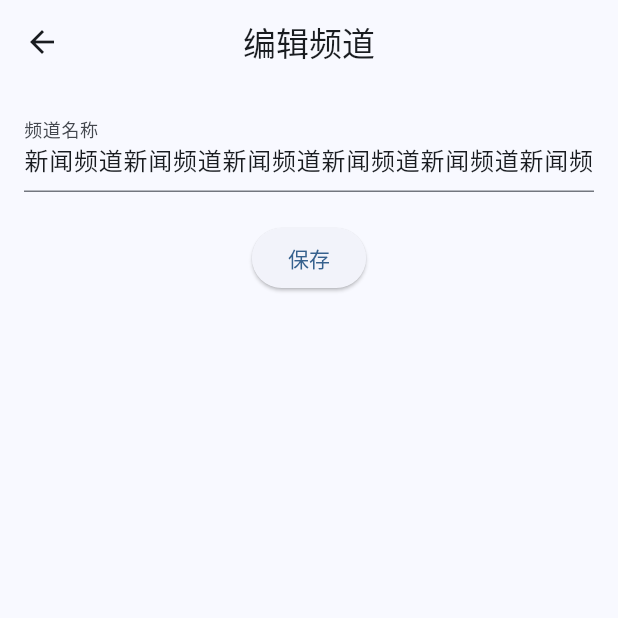
After one commit to jifengg/woniu_creative, a Flutter app: the ChannelListPage screen opened directly, after a tap on the "edit" icon, on a phone screen of 412 x 824 dp, the top half of it. The commit adds this screen. Run offline on Flutter 3.47's test engine with Material 3 defaults, Android fonts, the phone set to English and light mode, and no system bars; our stand-ins replace device_info_plus, dio, logger, qr_flutter, shared_preferences, video_player; missing offline and left inert: flutter_inappwebview, video_player_media_kit; accounts and stored records are empty.

Commit message:
增加频道管理和设备管理

```diff
--- a/lib/pages/admin/admin_dashboard_page.dart
+++ b/lib/pages/admin/admin_dashboard_page.dart
@@ -1,3 +1,5 @@
+import 'dart:math';
+
 import 'package:flutter/material.dart';
 import 'package:woniu_creative/widgets/state_extension.dart';
 
@@ -6,13 +8,17 @@ class DashboardPage extends StatelessWidget {
 
   @override
   Widget build(BuildContext context) {
+    return LayoutBuilder(
+      builder: (context, constraints) {
+        var count = (constraints.maxWidth / 180).floor();
+        count = max(1, min(count, context.isPC ? 4 : 3));
         return Padding(
           padding: const EdgeInsets.all(16.0),
           child: Column(
             crossAxisAlignment: CrossAxisAlignment.start,
             children: [
               GridView.count(
-            crossAxisCount: context.isPC ? 3 : 2,
+                crossAxisCount: count,
                 shrinkWrap: true,
                 mainAxisSpacing: 16,
                 crossAxisSpacing: 16,
@@ -22,7 +28,8 @@ class DashboardPage extends StatelessWidget {
                     context,
                     title: '设备注册',
                     icon: Icons.qr_code,
-                onTap: () => Navigator.pushNamed(context, '/device/register'),
+                    onTap:
+                        () => Navigator.pushNamed(context, '/device/register'),
                   ),
                   _buildFeatureCard(
                     context,
@@ -30,10 +37,18 @@ class DashboardPage extends StatelessWidget {
                     icon: Icons.people,
                     onTap: () => Navigator.pushNamed(context, '/roles-1'),
                   ),
+                  _buildFeatureCard(
+                    context,
+                    title: '频道管理',
+                    icon: Icons.list,
+                    onTap: () => Navigator.pushNamed(context, '/channel/list'),
+                  ),
                 ],
               ),
             ],
           ),
+        );
+      },
     );
   }
 
--- a/lib/pages/admin/admin_home_page.dart
+++ b/lib/pages/admin/admin_home_page.dart
@@ -2,6 +2,7 @@ import 'dart:async';
 
 import 'package:flutter/material.dart';
 import 'package:woniu_creative/pages/admin/admin_dashboard_page.dart';
+import 'package:woniu_creative/pages/admin/channel_list_page.dart';
 import 'package:woniu_creative/pages/admin/device_register_page.dart';
 import 'package:woniu_creative/widgets/state_extension.dart';
 import 'package:provider/provider.dart';
@@ -41,6 +42,13 @@ class _AdminHomePageState extends State<AdminHomePage> {
       ],
     ),
     MenuItem(
+      title: '频道管理',
+      icon: Icons.devices,
+      children: [
+        MenuItem(title: '频道列表', route: '/channel/list', icon: Icons.list),
+      ],
+    ),
+    MenuItem(
       title: '系统设置',
       icon: Icons.settings,
       children: [
@@ -57,6 +65,7 @@ class _AdminHomePageState extends State<AdminHomePage> {
     '/settings/basic': (context) => BasicSettingsPage(),
     '/settings/advanced': (context) => AdvancedSettingsPage(),
     '/device/register': (context) => const DeviceRegisterPage(),
+    '/channel/list': (context) => const ChannelListPage(),
   };
 
   /// 将菜单的树结构反转，能通过叶子节点快速找到所有父节点
@@ -143,6 +152,7 @@ class _AdminHomePageState extends State<AdminHomePage> {
 
   Widget _buildNavMenu() {
     return Drawer(
+      width: 222,
       child: ListView(
         padding: EdgeInsets.zero,
         children: [
--- /dev/null
+++ b/lib/pages/admin/channel_edit_page.dart
@@ -0,0 +1,60 @@
+import 'package:flutter/material.dart';
+import 'package:woniu_creative/models/models.dart';
+
+/// 频道编辑页面
+class ChannelEditPage extends StatefulWidget {
+  final Channel? channel;
+
+  const ChannelEditPage({super.key, this.channel});
+
+  @override
+  State<ChannelEditPage> createState() => _ChannelEditPageState();
+}
+
+class _ChannelEditPageState extends State<ChannelEditPage> {
+  final _formKey = GlobalKey<FormState>();
+  late TextEditingController _nameController;
+
+  @override
+  void initState() {
+    super.initState();
+    _nameController = TextEditingController(
+      text: widget.channel?.channelName ?? '',
+    );
+  }
+
+  void _save() {
+    if (_formKey.currentState!.validate()) {
+      // 模拟保存操作
+      final newChannel = Channel(
+        id: widget.channel?.id ?? DateTime.now().microsecondsSinceEpoch,
+        channelName: _nameController.text,
+      );
+      Navigator.pop(context, newChannel);
+    }
+  }
+
+  @override
+  Widget build(BuildContext context) {
+    return Scaffold(
+      appBar: AppBar(title: Text(widget.channel == null ? '新建频道' : '编辑频道')),
+      body: Padding(
+        padding: const EdgeInsets.all(16.0),
+        child: Form(
+          key: _formKey,
+          child: Column(
+            children: [
+              TextFormField(
+                controller: _nameController,
+                decoration: InputDecoration(labelText: '频道名称'),
+                validator: (value) => value!.isEmpty ? '请输入频道名称' : null,
+              ),
+              SizedBox(height: 20),
+              ElevatedButton(onPressed: _save, child: Text('保存')),
+            ],
+          ),
+        ),
+      ),
+    );
+  }
+}
--- /dev/null
+++ b/lib/pages/admin/channel_list_page.dart
@@ -0,0 +1,192 @@
+import 'package:flutter/material.dart';
+import 'package:woniu_creative/models/models.dart';
+import 'package:woniu_creative/widgets/state_extension.dart';
+
+import 'channel_devices_page.dart';
+import 'channel_edit_page.dart';
+
+class ChannelListPage extends StatefulWidget {
+  const ChannelListPage({super.key});
+
+  @override
+  State<ChannelListPage> createState() => _ChannelListPageState();
+}
+
+class _ChannelListPageState extends State<ChannelListPage> with AutomaticKeepAliveClientMixin {
+  List<Channel> _channels = [];
+  bool _isLoading = false;
+
+  @override
+  void initState() {
+    super.initState();
+    _loadChannels();
+  }
+
+  Future<void> _loadChannels() async {
+    setState(() => _isLoading = true);
+    try {
+      // 模拟API请求
+      await Future.delayed(Duration(seconds: 1));
+      _channels = [
+        Channel(id: 1, channelName: '新闻频道' * 7),
+        Channel(id: 2, channelName: '娱乐频道'),
+      ];
+      for (var i = 0; i < 4; i++) {
+        _channels += _channels;
+      }
+    } finally {
+      setState(() => _isLoading = false);
+    }
+  }
+
+  void _navigateToEdit([Channel? channel]) {
+    Navigator.of(context)
+        .push(
+          MaterialPageRoute(
+            builder: (context) => ChannelEditPage(channel: channel),
+          ),
+        )
+        .then((_) => _loadChannels());
+  }
+
+  void _viewDevices(int channelId) {
+    Navigator.of(context).push(
+      MaterialPageRoute(
+        builder: (context) => ChannelDevicesPage(channelId: channelId),
+      ),
+    );
+  }
+
+  @override
+  Widget build(BuildContext context) {
+    super.build(context);
+    return Scaffold(
+      appBar: isPC ? null : AppBar(title: Text('频道管理')),
+      body: Column(
+        crossAxisAlignment: CrossAxisAlignment.start,
+        children: [
+          if (isPC)
+            Padding(padding: const EdgeInsets.all(18.0), child: _buildHeader()),
+          Expanded(
+            child:
+                _isLoading
+                    ? Center(child: CircularProgressIndicator())
+                    : isPC
+                    ? _buildPCLayout()
+                    : _buildMobileLayout(),
+          ),
+        ],
+      ),
+      floatingActionButton:
+          !isPC
+              ? FloatingActionButton(
+                onPressed: () => _navigateToEdit(),
+                child: Icon(Icons.add),
+              )
+              : null,
+    );
+  }
+
+  Widget _buildHeader() {
+    return Wrap(
+      children: [
+        ElevatedButton.icon(
+          onPressed: () => _navigateToEdit(),
+          icon: Icon(Icons.add),
+          label: Text('新建频道'),
+        ),
+      ],
+    );
+  }
+
+  Widget _buildPCLayout() {
+    return SingleChildScrollView(
+      child: DataTable(
+        columns: [
+          DataColumn(label: Text('ID'), numeric: true),
+          DataColumn(
+            label: Text('频道名称'),
+            columnWidth: FlexColumnWidth(),
+            onSort: (index, ascending) {},
+          ),
+          DataColumn(label: Text('操作')),
+        ],
+        rows:
+            _channels
+                .map(
+                  (channel) => DataRow(
+                    cells: [
+                      DataCell(Text(channel.id.toString())),
+                      DataCell(
+                        Text(
+                          channel.channelName,
+                          overflow: TextOverflow.ellipsis,
+                          maxLines: 2,
+                        ),
+                      ),
+                      DataCell(_buildOperButtons(channel)),
+                    ],
+                  ),
+                )
+                .toList(),
+      ),
+    );
+  }
+
+  Widget _buildMobileLayout() {
+    return ListView.builder(
+      itemCount: _channels.length,
+      itemBuilder: (context, index) {
+        final channel = _channels[index];
+        return Card(
+          margin: EdgeInsets.all(8),
+          child: ListTile(
+            title: Text(
+              channel.channelName,
+              maxLines: 3,
+              overflow: TextOverflow.ellipsis,
+            ),
+            subtitle: Text('ID: ${channel.id}'),
+            trailing: _buildOperButtons(channel),
+          ),
+        );
+      },
+    );
+  }
+
+  /// 操作按钮组
+  Widget _buildOperButtons(Channel channel) {
+    return Row(
+      mainAxisSize: MainAxisSize.min,
+      children: [
+        IconButton(
+          icon: Icon(Icons.devices),
+          tooltip: '设备列表',
+          onPressed: () => _viewDevices(channel.id!),
+        ),
+        IconButton(
+          icon: Icon(Icons.play_circle_outline),
+          tooltip: '节目管理',
+          onPressed: () => _viewDevices(channel.id!),
+        ),
+        IconButton(
+          icon: Icon(Icons.edit_outlined),
+          tooltip: '编辑',
+          onPressed: () => _navigateToEdit(channel),
+        ),
+        IconButton(
+          icon: Icon(Icons.delete_outlined, color: Colors.red),
+          tooltip: '删除',
+          onPressed: () => _deleteChannel(channel.id!),
+        ),
+      ],
+    );
+  }
+
+  void _deleteChannel(int channelId) async {
+    setState(() => _channels.removeWhere((c) => c.id == channelId));
+  }
+
+  @override
+  bool get wantKeepAlive => true;
+}
--- a/lib/pages/admin/device_register_page.dart
+++ b/lib/pages/admin/device_register_page.dart
@@ -68,6 +68,11 @@ class _DeviceRegisterPageState extends State<DeviceRegisterPage>
           crossAxisAlignment: CrossAxisAlignment.start,
           mainAxisSize: MainAxisSize.min,
           children: [
+            Wrap(
+              crossAxisAlignment: WrapCrossAlignment.center,
+              children: [Icon(Icons.info), Text('打开设备的注册界面可以看到设备注册码及二维码')],
+            ),
+            SizedBox(height: 20),
             TextFormField(
               controller: _codeController,
               decoration: InputDecoration(
```
Also changed, not shown: lib/pages/admin/channel_devices_page.dart (added, +150 -0 lines), lib/pages/admin/select_device_page.dart (added, +123 -0 lines). Lines whose indentation alone changed are shown as unchanged.
